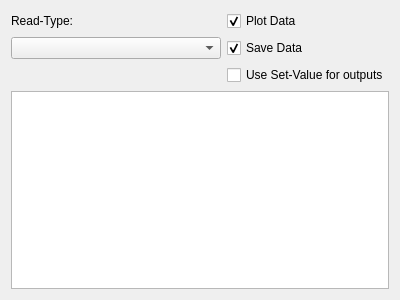
FAU-LAP/NOMAD-CAMELS, file gui/read_channels.ui: the form before one commit.
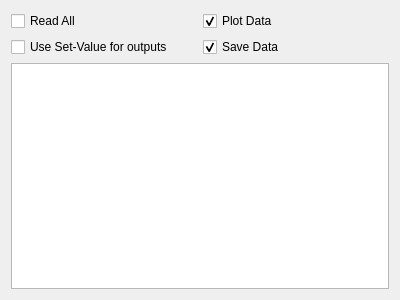
The form after the commit.

Patch:
```diff
--- a/gui/read_channels.ui
+++ b/gui/read_channels.ui
@@ -14,14 +14,7 @@
    <string>Form</string>
   </property>
   <layout class="QGridLayout" name="gridLayout">
-   <item row="0" column="0">
-    <widget class="QLabel" name="label">
-     <property name="text">
-      <string>Read-Type:</string>
-     </property>
-    </widget>
-   </item>
-   <item row="0" column="2">
+   <item row="0" column="1">
     <widget class="QCheckBox" name="checkBox_plot">
      <property name="text">
       <string>Plot Data</string>
@@ -31,7 +24,10 @@
      </property>
     </widget>
    </item>
-   <item row="1" column="2">
+   <item row="3" column="0" colspan="2">
+    <widget class="QTableWidget" name="tableWidget_channels"/>
+   </item>
+   <item row="1" column="1">
     <widget class="QCheckBox" name="checkBox_save">
      <property name="text">
       <string>Save Data</string>
@@ -41,19 +37,20 @@
      </property>
     </widget>
    </item>
-   <item row="2" column="2">
+   <item row="0" column="0">
+    <widget class="QCheckBox" name="checkBox_read_all">
+     <property name="text">
+      <string>Read All</string>
+     </property>
+    </widget>
+   </item>
+   <item row="1" column="0">
     <widget class="QCheckBox" name="checkBox_use_set">
      <property name="text">
       <string>Use Set-Value for outputs</string>
      </property>
     </widget>
    </item>
-   <item row="3" column="0" colspan="3">
-    <widget class="QTableWidget" name="tableWidget_channels"/>
-   </item>
-   <item row="1" column="0" colspan="2">
-    <widget class="QComboBox" name="comboBox_readType"/>
-   </item>
   </layout>
  </widget>
  <resources/>
```
